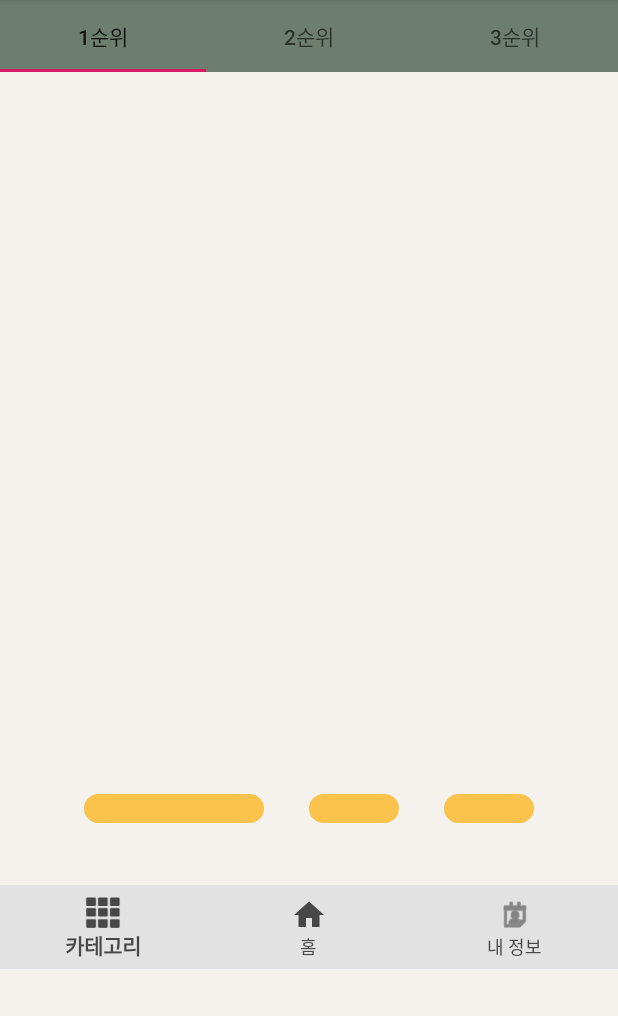
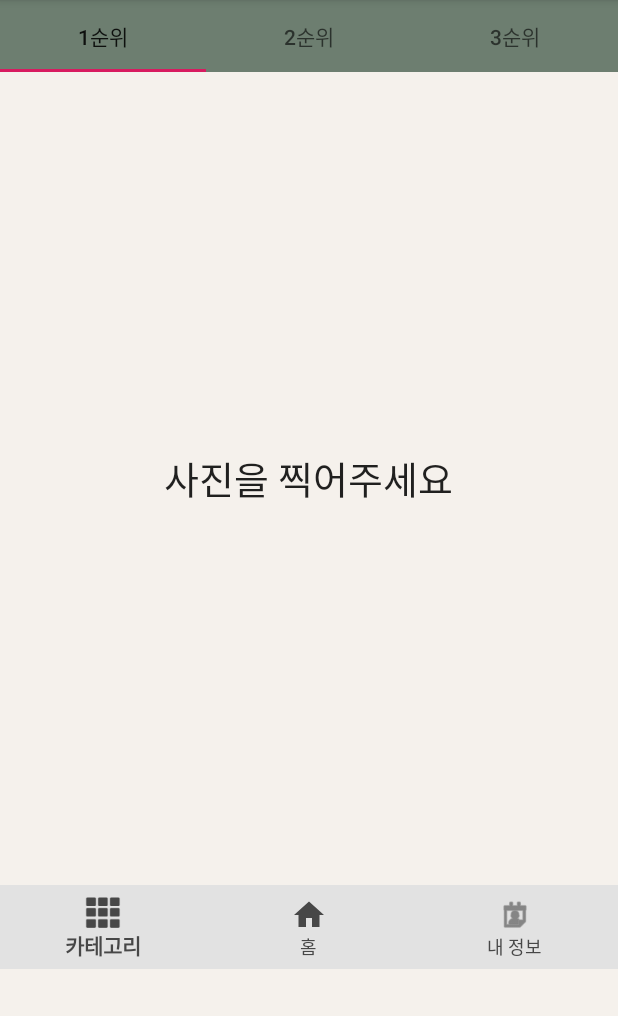
Before and after one commit to wnehdals/Omniver, an Android app: the FirstRankFragment screen opened directly, with no data from a screen before it, on a phone screen of 412 x 824 dp, the part 84-1100 px from its top. Run offline under Robolectric (Android 15) with nearby library versions, the phone set to English and light mode, and no system bars; libraries missing offline, so code that uses them is left out: io.realm; pictures from the network do not load; 4 statements that could not run were skipped.

Commit message:
revise recommend fragment

```diff
--- a/app/src/main/java/com/example/omniver/myinfo_service/FirstRankFragment.java
+++ b/app/src/main/java/com/example/omniver/myinfo_service/FirstRankFragment.java
@@ -1,6 +1,7 @@
 package com.example.omniver.myinfo_service;
 
 import android.content.Context;
+import android.content.Intent;
 import android.net.Uri;
 import android.os.Bundle;
 
@@ -9,10 +10,13 @@ import androidx.fragment.app.Fragment;
 import android.view.LayoutInflater;
 import android.view.View;
 import android.view.ViewGroup;
+import android.widget.Button;
+import android.widget.FrameLayout;
 import android.widget.ImageView;
 import android.widget.TextView;
 
 import com.bumptech.glide.Glide;
+import com.example.omniver.CategoryActivity;
 import com.example.omniver.R;
 
 
@@ -25,6 +29,8 @@ public class FirstRankFragment extends Fragment {
     private TextView dateTextView;
     private TextView gradeTextView;
     private TextView tempTextView;
+    private FrameLayout frameLayout;
+    private Button initialButton;
 
     @Override
     public View onCreateView(LayoutInflater inflater, ViewGroup container,
@@ -35,17 +41,29 @@ public class FirstRankFragment extends Fragment {
         dateTextView =  (TextView)view.findViewById(R.id.first_date);
         gradeTextView = (TextView)view.findViewById(R.id.first_grade);
         tempTextView = (TextView)view.findViewById(R.id.first_temp);
+        frameLayout = (FrameLayout)view.findViewById(R.id.initial_display_1);
+        initialButton = (Button)view.findViewById(R.id.initial_button_1);
 
         Bundle bundle = getArguments();
         if(bundle != null) {
+            frameLayout.setVisibility(View.GONE);
+            initialButton.setVisibility(View.GONE);
             imagePath = bundle.getString("img");
             Glide.with(this).load(imagePath).into(imageView);
             tempTextView.setText("# " + String.format("%.1f", bundle.getDouble("temp")) + "°C");
             gradeTextView.setText("# " + Float.toString((bundle.getFloat("grade"))) + "점");
             dateTextView.setText("# " + bundle.getString("date"));
+        }else{
+            frameLayout.setVisibility(View.VISIBLE);
+            initialButton.setVisibility(View.VISIBLE);
+            tempTextView.setVisibility(View.GONE);
+            gradeTextView.setVisibility(View.GONE);
+            dateTextView.setVisibility(View.GONE);
+            imageView.setVisibility(View.GONE);
         }
         return view;
     }
 
 
+
 }
--- a/app/src/main/java/com/example/omniver/myinfo_service/MyInfoActivity.java
+++ b/app/src/main/java/com/example/omniver/myinfo_service/MyInfoActivity.java
@@ -1,6 +1,7 @@
 package com.example.omniver.myinfo_service;
 
 import android.app.ActionBar;
+import android.content.Intent;
 import android.os.Bundle;
 import android.util.Log;
 import android.view.View;
@@ -8,6 +9,7 @@ import android.widget.Toolbar;
 
 import androidx.viewpager.widget.ViewPager;
 
+import com.example.omniver.CategoryActivity;
 import com.example.omniver.CustomActionbar;
 import com.example.omniver.R;
 import com.example.omniver.base.BottomNavigationActivity;
@@ -177,6 +179,10 @@ public class MyInfoActivity extends BottomNavigationActivity {
 
         }
     }
+    public void goToCategoryActivity(View view){
+        Intent intent = new Intent(this, CategoryActivity.class);
+        startActivity(intent);
+    }
 
 
 
--- a/app/src/main/java/com/example/omniver/myinfo_service/SecondRankFragment.java
+++ b/app/src/main/java/com/example/omniver/myinfo_service/SecondRankFragment.java
@@ -1,6 +1,7 @@
 package com.example.omniver.myinfo_service;
 
 import android.content.Context;
+import android.content.Intent;
 import android.net.Uri;
 import android.os.Bundle;
 
@@ -9,10 +10,13 @@ import androidx.fragment.app.Fragment;
 import android.view.LayoutInflater;
 import android.view.View;
 import android.view.ViewGroup;
+import android.widget.Button;
+import android.widget.FrameLayout;
 import android.widget.ImageView;
 import android.widget.TextView;
 
 import com.bumptech.glide.Glide;
+import com.example.omniver.CategoryActivity;
 import com.example.omniver.R;
 
 
@@ -25,6 +29,8 @@ public class SecondRankFragment extends Fragment {
     private TextView dateTextView;
     private TextView gradeTextView;
     private TextView tempTextView;
+    private FrameLayout frameLayout;
+    private Button initialButton;
     @Override
     public View onCreateView(LayoutInflater inflater, ViewGroup container,
                              Bundle savedInstanceState) {
@@ -34,14 +40,25 @@ public class SecondRankFragment extends Fragment {
         dateTextView =  (TextView)view.findViewById(R.id.second_date);
         gradeTextView = (TextView)view.findViewById(R.id.second_grade);
         tempTextView = (TextView)view.findViewById(R.id.second_temp);
+        frameLayout = (FrameLayout)view.findViewById(R.id.initial_display_2);
+        initialButton = (Button)view.findViewById(R.id.initial_button_2);
 
         Bundle bundle = getArguments();
         if(bundle != null) {
+            frameLayout.setVisibility(View.GONE);
+            initialButton.setVisibility(View.GONE);
             imagePath = bundle.getString("img");
             Glide.with(this).load(imagePath).into(imageView);
             tempTextView.setText("# " + String.format("%.1f", bundle.getDouble("temp")) + "°C");
             gradeTextView.setText("# " + Float.toString((bundle.getFloat("grade"))) + "점");
             dateTextView.setText("# " + bundle.getString("date"));
+        }else{
+            frameLayout.setVisibility(View.VISIBLE);
+            initialButton.setVisibility(View.VISIBLE);
+            tempTextView.setVisibility(View.GONE);
+            gradeTextView.setVisibility(View.GONE);
+            dateTextView.setVisibility(View.GONE);
+            imageView.setVisibility(View.GONE);
         }
         return view;
     }
--- a/app/src/main/res/layout/activity_main.xml
+++ b/app/src/main/res/layout/activity_main.xml
@@ -303,6 +303,7 @@
                         <LinearLayout
                             android:layout_width="match_parent"
                             android:layout_height="match_parent"
+                            android:gravity="center"
                             android:layout_weight="1">
                             <ImageView
                                 android:id="@+id/recommend_cloth_up"
@@ -313,6 +314,7 @@
                         <LinearLayout
                             android:layout_width="match_parent"
                             android:layout_height="match_parent"
+                            android:gravity="center"
                             android:layout_weight="1">
                             <ImageView
                                 android:id="@+id/recommend_cloth_down"
--- a/app/src/main/res/layout/fragment_first_rank.xml
+++ b/app/src/main/res/layout/fragment_first_rank.xml
@@ -2,7 +2,7 @@
 <FrameLayout xmlns:android="http://schemas.android.com/apk/res/android"
     xmlns:tools="http://schemas.android.com/tools"
     android:layout_width="match_parent"
-    android:layout_height="match_parent"
+    android:layout_height="wrap_content"
     tools:context=".myinfo_service.FirstRankFragment">
     <LinearLayout
         android:layout_width="match_parent"
@@ -27,11 +27,13 @@
             android:orientation="horizontal">
             <TextView
                 android:id="@+id/first_date"
-                android:layout_width="120dp"
+                android:layout_width="wrap_content"
                 android:layout_height="wrap_content"
                 android:background="@drawable/bg_yellow_radius_24"
-                android:gravity="center"
-                android:text="">
+                android:paddingLeft="15dp"
+                android:paddingRight="15dp"
+                android:text=""
+                tools:text="# 2017. 06. 06">
 
             </TextView>
             <TextView
@@ -39,11 +41,13 @@
                 android:layout_height="match_parent"/>
             <TextView
                 android:id="@+id/first_temp"
-                android:layout_width="60dp"
+                android:layout_width="wrap_content"
                 android:layout_height="wrap_content"
-                android:gravity="center"
                 android:background="@drawable/bg_yellow_radius_24"
-                android:text="">
+                android:paddingLeft="15dp"
+                android:paddingRight="15dp"
+                android:text=""
+                tools:text="# 30.4°C">
 
             </TextView>
             <TextView
@@ -51,14 +55,34 @@
                 android:layout_height="match_parent"/>
             <TextView
                 android:id="@+id/first_grade"
-                android:layout_width="60dp"
+                android:layout_width="wrap_content"
                 android:layout_height="wrap_content"
                 android:background="@drawable/bg_yellow_radius_24"
-                android:gravity="center"
-                android:text="">
+                android:paddingLeft="15dp"
+                android:paddingRight="15dp"
+                android:text=""
+                tools:text="# 3.5점">
 
             </TextView>
 
         </LinearLayout>
     </LinearLayout>
+    <FrameLayout
+        android:id="@+id/initial_display_1"
+        android:layout_width="match_parent"
+        android:layout_height="match_parent">
+        <LinearLayout
+            android:layout_width="match_parent"
+            android:layout_height="match_parent"
+            android:gravity="center">
+            <Button
+                android:id="@+id/initial_button_1"
+                android:layout_width="wrap_content"
+                android:layout_height="wrap_content"
+                android:background="#00ff0000"
+                android:textSize="25sp"
+                android:text="사진을 찍어주세요"
+                android:onClick="goToCategoryActivity"/>
+        </LinearLayout>
+    </FrameLayout>
 </FrameLayout>
```
Also changed, not shown: app/src/main/java/com/example/omniver/myinfo_service/ThirdRankFragment.java (+17 -0 lines), app/src/main/res/layout/fragment_second_rank.xml (+27 -5 lines), app/src/main/res/layout/fragment_third_rank.xml (+27 -7 lines), app/src/main/res/layout/viewpager_layout.xml (added, +20 -0 lines).
